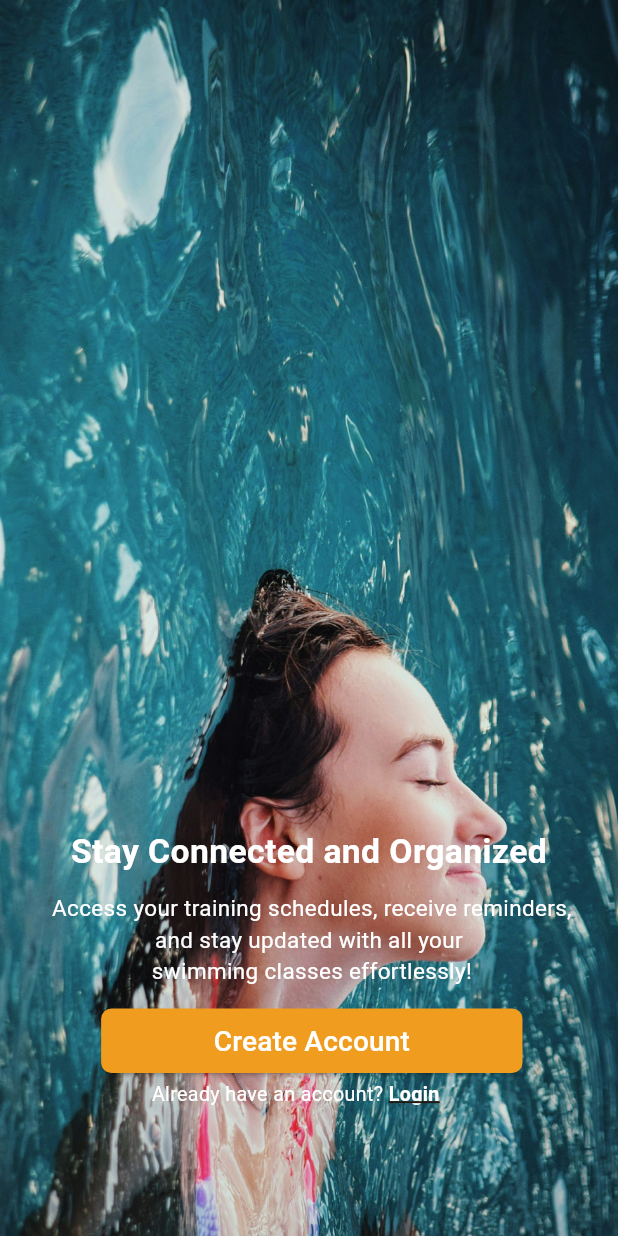
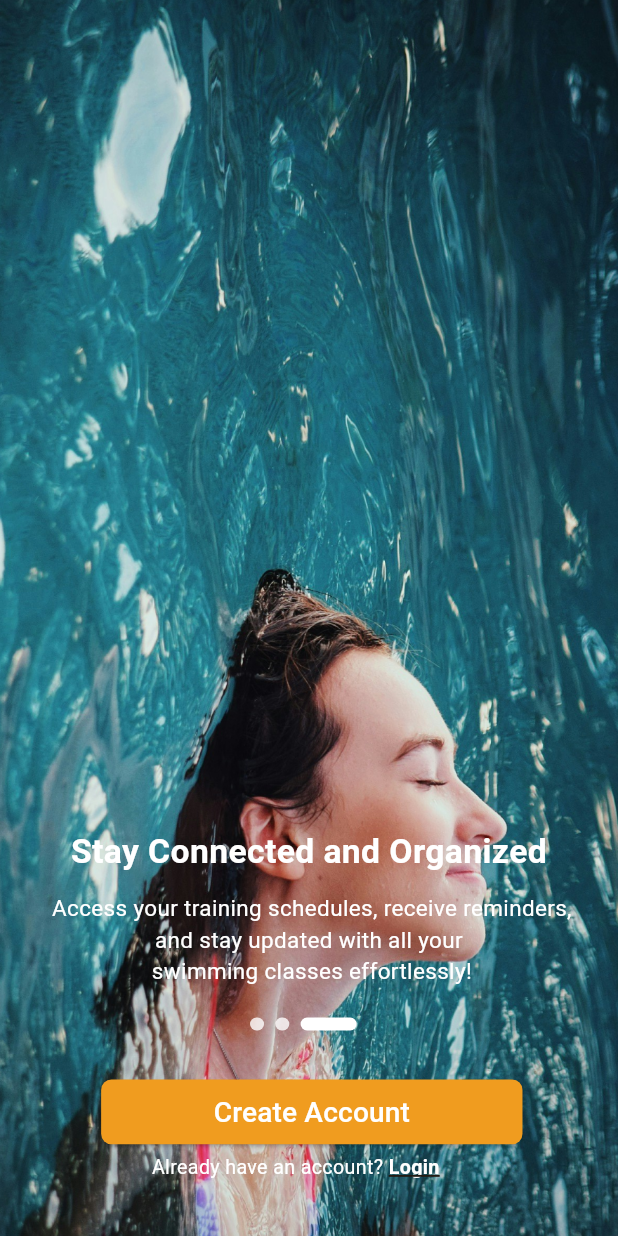
Before and after one commit to AnnotexCo/Hola-Academy, a Flutter app: the screen it shows after launch, swiped to page 3, on a phone screen of 412 x 824 dp. Run offline on Flutter 3.47's test engine with Material 3 defaults, Android fonts, the light colour scheme and no system bars; our stand-ins replace dropdown_button2, easy_date_timeline, flutter_screenutil, flutter_svg, image_picker, scroll_snap_list and 1 more; project files that could hold a hidden picture were left out.

Commit message:
Fix some issues

```diff
--- a/lib/features/classes/widgets/program_widget.dart
+++ b/lib/features/classes/widgets/program_widget.dart
@@ -21,7 +21,7 @@ class ProgramWidget extends StatelessWidget {
                   offset: Offset(2, 2),
                   blurStyle: BlurStyle.outer)
             ]),
-        height: 94.h,
+        height: 96.h,
         width: 398.w,
         child: Row(
           crossAxisAlignment: CrossAxisAlignment.end,
--- a/lib/features/home/components/welcome_header.dart
+++ b/lib/features/home/components/welcome_header.dart
@@ -8,7 +8,7 @@ class WelcomeHeader extends StatelessWidget {
   @override
   Widget build(BuildContext context) {
     return SizedBox(
-      height: 50.h,
+      height: 55.h,
       width: 188.w,
       child: Row(
         children: [
--- a/lib/features/onboarding/onbording.dart
+++ b/lib/features/onboarding/onbording.dart
@@ -134,7 +134,7 @@ class OnboardingState extends State<Onboarding> {
                           // Skip button
                           if (index != contents.length - 1)
                             Positioned(
-                              top: 810.h,
+                              top: 846.h,
                               left: 45.w,
                               child: GestureDetector(
                                 onTap: () {
@@ -155,7 +155,7 @@ class OnboardingState extends State<Onboarding> {
                           // Create Account button
                           if (index == contents.length - 1)
                             Positioned(
-                              top: 780.h,
+                              top: 835.h,
                               left: 72.w,
                               right: 68.w,
                               child: SizedBox(
@@ -177,7 +177,7 @@ class OnboardingState extends State<Onboarding> {
                           // Next button
                           if (index != contents.length - 1)
                             Positioned(
-                              top: 810.h,
+                              top: 864.h,
                               right: 45.w,
                               child: GestureDetector(
                                 onTap: () {
@@ -200,7 +200,7 @@ class OnboardingState extends State<Onboarding> {
                           // Login link
                           if (index == contents.length - 1)
                             Positioned(
-                              top: 835.h,
+                              top: 892.h,
                               left: 108.w,
                               right: 103.w,
                               child: SizedBox(
--- a/lib/features/profile/UI/transactions_screen.dart
+++ b/lib/features/profile/UI/transactions_screen.dart
@@ -29,7 +29,7 @@ class TransactionsScreen extends StatelessWidget {
                     children: [
                       if (coach)
                         Container(
-                          height: 111.h,
+                          height: 120.h,
                           width: 383.w,
                           decoration: BoxDecoration(
                             gradient: LinearGradient(colors: [
```
